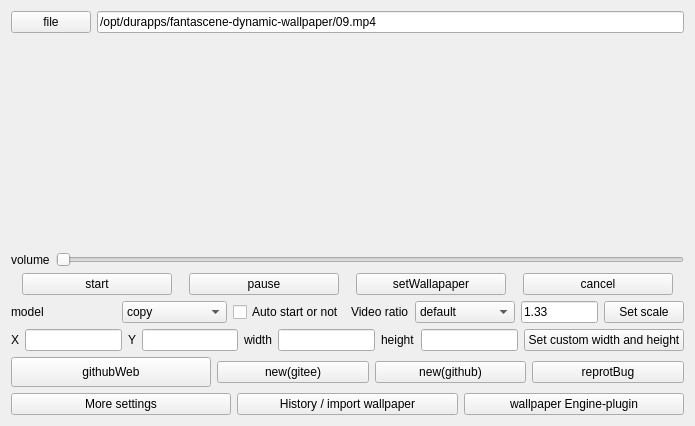
Above: settingwindow.ui from dependon/fantascene-dynamic-wallpaper before the change. Below: the same form after it.
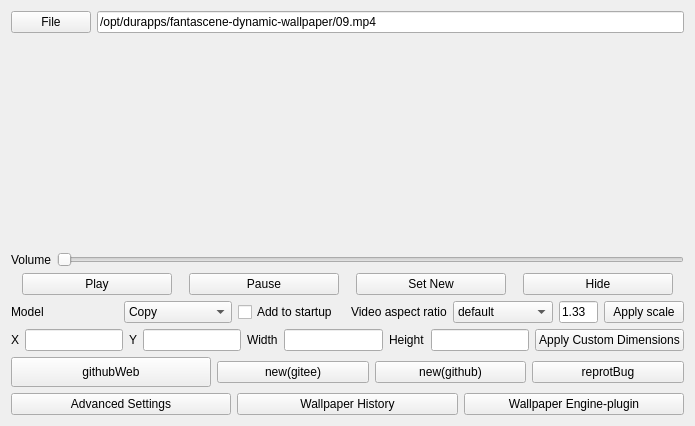
That is the form after the change.

Diff of the .ui file:
```diff
--- a/settingwindow.ui
+++ b/settingwindow.ui
@@ -19,7 +19,7 @@
      <item>
       <widget class="QPushButton" name="pathBtn">
        <property name="text">
-        <string>file</string>
+        <string>File</string>
        </property>
       </widget>
      </item>
@@ -100,7 +100,7 @@
      <item>
       <widget class="QLabel" name="label">
        <property name="text">
-        <string>volume</string>
+        <string>Volume</string>
        </property>
       </widget>
      </item>
@@ -133,7 +133,7 @@
         </size>
        </property>
        <property name="text">
-        <string>start</string>
+        <string>Play</string>
        </property>
       </widget>
      </item>
@@ -152,7 +152,7 @@
         </size>
        </property>
        <property name="text">
-        <string>pause</string>
+        <string>Pause</string>
        </property>
       </widget>
      </item>
@@ -171,7 +171,7 @@
         </size>
        </property>
        <property name="text">
-        <string>setWallapaper</string>
+        <string>Set New</string>
        </property>
       </widget>
      </item>
@@ -190,7 +190,7 @@
         </size>
        </property>
        <property name="text">
-        <string>cancel</string>
+        <string>Hide</string>
        </property>
       </widget>
      </item>
@@ -205,7 +205,7 @@
          <item>
           <widget class="QLabel" name="label_2">
            <property name="text">
-            <string>model</string>
+            <string>Model</string>
            </property>
           </widget>
          </item>
@@ -213,7 +213,7 @@
           <widget class="QComboBox" name="comboBox">
            <item>
             <property name="text">
-             <string>copy</string>
+             <string>Copy</string>
             </property>
            </item>
            <item>
@@ -231,7 +231,7 @@
          <item>
           <widget class="QCheckBox" name="autoStartBox">
            <property name="text">
-            <string>Auto start or not</string>
+            <string>Add to startup</string>
            </property>
           </widget>
          </item>
@@ -242,7 +242,7 @@
          <item>
           <widget class="QLabel" name="label_7">
            <property name="text">
-            <string>Video ratio</string>
+            <string>Video aspect ratio</string>
            </property>
           </widget>
          </item>
@@ -303,7 +303,7 @@
            <item>
             <widget class="QPushButton" name="videoBZDY">
              <property name="text">
-              <string>Set scale</string>
+              <string>Apply scale</string>
              </property>
             </widget>
            </item>
@@ -350,7 +350,7 @@
            <item>
             <widget class="QLabel" name="label_3">
              <property name="text">
-              <string>width</string>
+              <string>Width</string>
              </property>
             </widget>
            </item>
@@ -364,7 +364,7 @@
            <item>
             <widget class="QLabel" name="label_4">
              <property name="text">
-              <string>height</string>
+              <string>Height</string>
              </property>
             </widget>
            </item>
@@ -378,7 +378,7 @@
        <item>
         <widget class="QPushButton" name="setManual">
          <property name="text">
-          <string>Set custom width and height</string>
+          <string>Apply Custom Dimensions</string>
          </property>
         </widget>
        </item>
@@ -429,21 +429,21 @@
      <item>
       <widget class="QPushButton" name="moreSettingBtn">
        <property name="text">
-        <string>More settings</string>
+        <string>Advanced Settings</string>
        </property>
       </widget>
      </item>
      <item>
       <widget class="QPushButton" name="history">
        <property name="text">
-        <string>History / import wallpaper</string>
+        <string>Wallpaper History</string>
        </property>
       </widget>
      </item>
      <item>
       <widget class="QPushButton" name="pluginBtn">
        <property name="text">
-        <string>wallpaper Engine-plugin</string>
+        <string>Wallpaper Engine-plugin</string>
        </property>
       </widget>
      </item>
```
Left out of the diff: 2 changed lines with no effect on the pictures.
